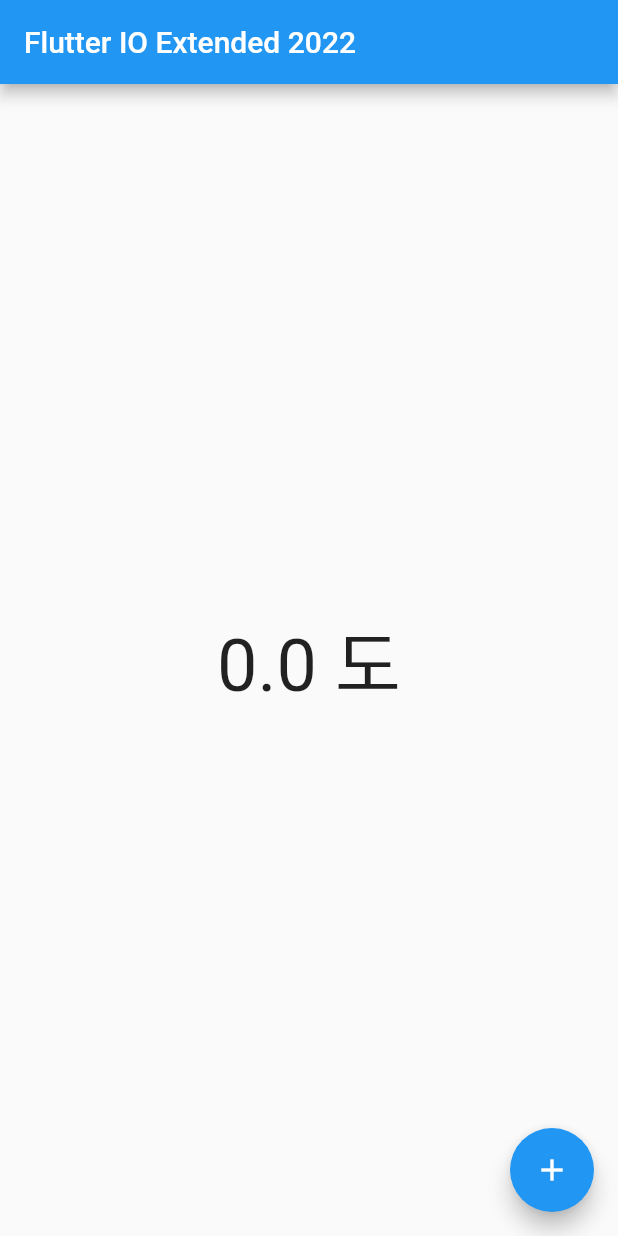
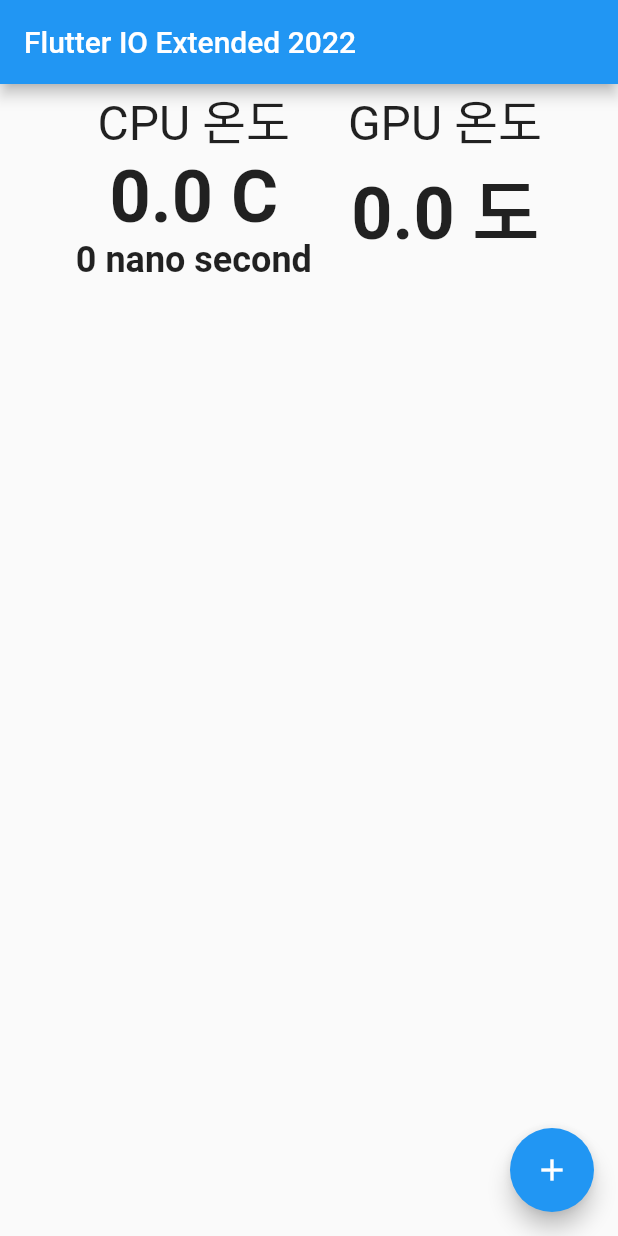
Before and after one commit to JAICHANGPARK/flutter_io_extended_2022, a Flutter app: the screen it shows after launch, on a phone screen of 412 x 824 dp. Run offline on Flutter 3.47's test engine with Material 2 defaults, Android fonts, the phone set to English and light mode, and no system bars; our stand-ins replace flutter_riverpod, freezed_annotation; missing offline and left inert: roslibdart.

Commit message:
Add time state

```diff
--- a/lib/src/provider/ros_cli_manager.dart
+++ b/lib/src/provider/ros_cli_manager.dart
@@ -46,6 +46,7 @@
     debugPrint(msgReceived);
     final tempMsg = RosTemperatureMsg.fromJson(msg);
     ref(cpuTempData.notifier).state = tempMsg.temperature ?? 0.0;
+    ref(cpuDateTime.notifier).state = tempMsg.header?.stamp?.nanosec ?? 0;
     // setState(() {});
   }
 
--- a/lib/src/provider/temperature_provider.dart
+++ b/lib/src/provider/temperature_provider.dart
@@ -4,3 +4,5 @@
 
 final cpuTempData = StateProvider<double>((ref) => 0.0);
 final gpuTempData = StateProvider<double>((ref) => 0.0);
+
+final cpuDateTime = StateProvider<int>((ref) => 0);
--- a/lib/src/ui/my_app.dart
+++ b/lib/src/ui/my_app.dart
@@ -63,32 +63,58 @@
         title: Text(widget.title),
       ),
       body: Center(
-        // Center is a layout widget. It takes a single child and positions it
-        // in the middle of the parent.
-        child: Column(
-          // Column is also a layout widget. It takes a list of children and
-          // arranges them vertically. By default, it sizes itself to fit its
-          // children horizontally, and tries to be as tall as its parent.
-          //
-          // Invoke "debug painting" (press "p" in the console, choose the
-          // "Toggle Debug Paint" action from the Flutter Inspector in Android
-          // Studio, or the "Toggle Debug Paint" command in Visual Studio Code)
-          // to see the wireframe for each widget.
-          //
-          // Column has various properties to control how it sizes itself and
-          // how it positions its children. Here we use mainAxisAlignment to
-          // center the children vertically; the main axis here is the vertical
-          // axis because Columns are vertical (the cross axis would be
-          // horizontal).
+        child: Row(
           mainAxisAlignment: MainAxisAlignment.center,
           children: <Widget>[
             Consumer(builder: (context, ref, _) {
               final cpu = ref.watch(cpuTempData);
-              return Text(
-                "$cpu 도",
-                style: TextStyle(
-                  fontSize: 48,
-                ),
+              final time = ref.watch(cpuDateTime);
+              return Column(
+                children: [
+                  const Text(
+                    "CPU 온도",
+                    style: TextStyle(
+                      fontSize: 32,
+                    ),
+                  ),
+                  Text(
+                    "$cpu C",
+                    style: const TextStyle(
+                      fontSize: 48,
+                      fontWeight: FontWeight.bold,
+                    ),
+                  ),
+                  Text(
+                    "$time nano second",
+                    style: const TextStyle(
+                      fontSize: 24,
+                      fontWeight: FontWeight.bold,
+                    ),
+                  ),
+                ],
+              );
+            }),
+            const SizedBox(
+              width: 24,
+            ),
+            Consumer(builder: (context, ref, _) {
+              final gpu = ref.watch(gpuTempData);
+              return Column(
+                children: [
+                  const Text(
+                    "GPU 온도",
+                    style: TextStyle(
+                      fontSize: 32,
+                    ),
+                  ),
+                  Text(
+                    "$gpu 도",
+                    style: const TextStyle(
+                      fontSize: 48,
+                      fontWeight: FontWeight.bold,
+                    ),
+                  ),
+                ],
               );
             }),
           ],
```
